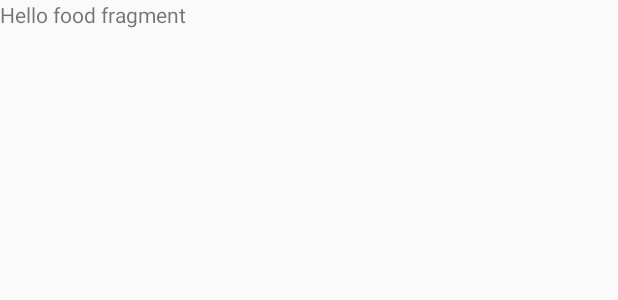
After one commit to DougieWougie/BalancingAct, an Android app: the layout fragment_food.xml on its own in the app's theme, with its tools: preview values and no code run, on a phone screen of 412 x 824 dp. The commit adds this screen. Shown: the top 300 px of the screen. Run offline under Robolectric (Android 15) with nearby library versions, the phone set to English and light mode, and no system bars.

Commit message:
Fragment switching completed.

```diff
--- a/app/src/main/res/layout/activity_main.xml
+++ b/app/src/main/res/layout/activity_main.xml
@@ -18,7 +18,7 @@
         app:popupTheme="@style/ThemeOverlay.AppCompat.Light" />
 
     <FrameLayout
-        android:id="@+id/content"
+        android:id="@+id/fragment_container"
         android:layout_width="match_parent"
         android:layout_height="0dp"
         android:layout_weight="1">
--- /dev/null
+++ b/app/src/main/res/layout/fragment_food.xml
@@ -0,0 +1,13 @@
+<FrameLayout xmlns:android="http://schemas.android.com/apk/res/android"
+    xmlns:tools="http://schemas.android.com/tools"
+    android:layout_width="match_parent"
+    android:layout_height="match_parent"
+    tools:context="eu.lynxworks.balancingact.FoodFragment">
+
+    <!-- TODO: Update blank fragment layout -->
+    <TextView
+        android:layout_width="match_parent"
+        android:layout_height="match_parent"
+        android:text="@string/hello_blank_fragment" />
+
+</FrameLayout>
--- a/app/src/main/res/menu/navigation.xml
+++ b/app/src/main/res/menu/navigation.xml
@@ -2,17 +2,17 @@
 <menu xmlns:android="http://schemas.android.com/apk/res/android">
 
     <item
-        android:id="@+id/navigation_home"
+        android:id="@+id/nav_home"
         android:icon="@drawable/nav_home"
         android:title="@string/nav_home" />
 
     <item
-        android:id="@+id/navigation_dashboard"
+        android:id="@+id/nav_exercise"
         android:icon="@drawable/nav_exercise"
         android:title="@string/nav_exercise" />
 
     <item
-        android:id="@+id/navigation_notifications"
+        android:id="@+id/nav_food"
         android:icon="@drawable/nav_food"
         android:title="@string/nav_food" />
 
--- a/app/src/main/res/values/strings.xml
+++ b/app/src/main/res/values/strings.xml
@@ -5,4 +5,7 @@
     <string name="nav_food">Food</string>
     <string name="action_user">User configuration</string>
     <string name="action_settings">Settings</string>
+
+    <!-- TODO: Remove or change this placeholder text -->
+    <string name="hello_blank_fragment">Hello food fragment</string>
 </resources>
```
Also changed, not shown: app/src/main/java/eu/lynxworks/balancingact/FoodFragment.java (added, +46 -0 lines), app/src/main/java/eu/lynxworks/balancingact/MainActivity.java (+24 -9 lines).
